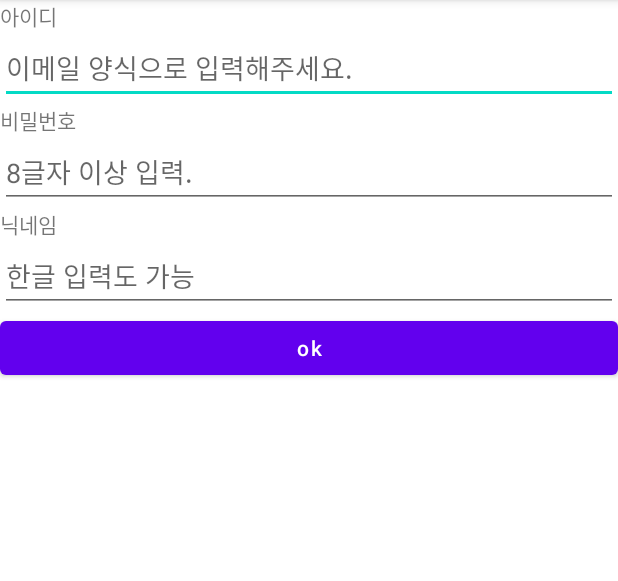
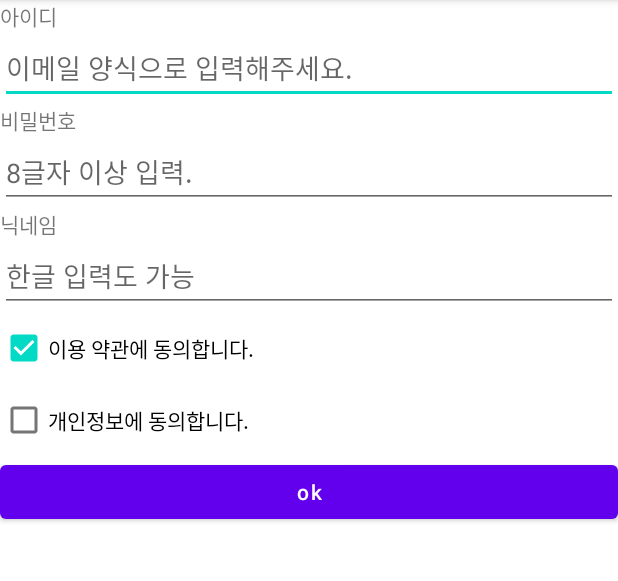
Before and after one commit to KIMMKyungsik/UIPractice_211101, an Android app: the screen it shows after launch (MainActivity), on a phone screen of 412 x 824 dp, the part 84-665 px from its top. Run offline under Robolectric (Android 15) with nearby library versions, the phone set to English and light mode, and no system bars.

```diff
--- a/app/src/main/res/layout/activity_main.xml
+++ b/app/src/main/res/layout/activity_main.xml
@@ -43,6 +43,19 @@
         android:singleLine="true"
         android:hint="한글 입력도 가능" />
 
+    <CheckBox
+        android:layout_width="wrap_content"
+        android:layout_height="wrap_content"
+        android:text="이용 약관에 동의합니다."
+        android:checked="true"/>
+    <CheckBox
+        android:layout_width="wrap_content"
+        android:layout_height="wrap_content"
+        android:text="개인정보에 동의합니다."/>
+
+
+
+
    <Button
        android:layout_width="match_parent"
        android:layout_height="wrap_content"
```
